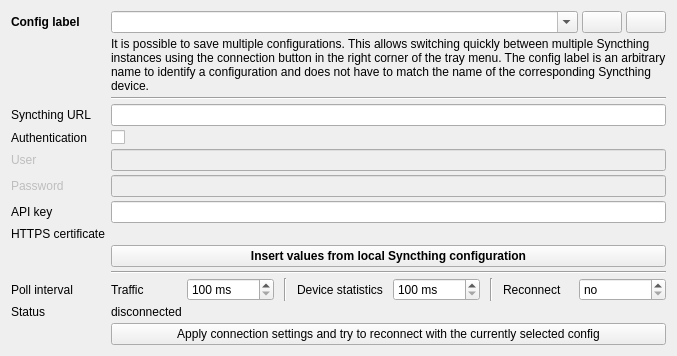
Old version of the form tray/gui/connectionoptionpage.ui in the repository Martchus/syncthingtray.
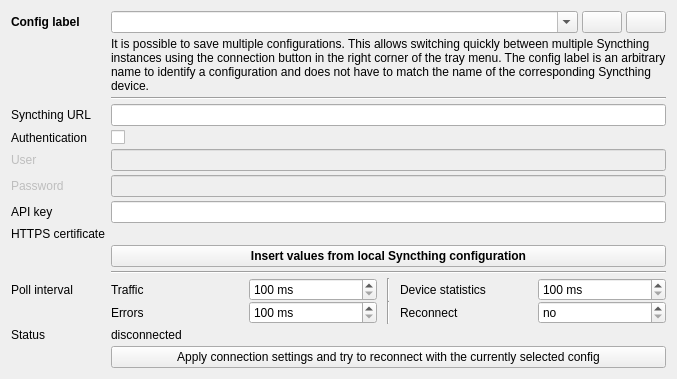
New version of the form. Icons and pictures are not drawn. Custom widgets are drawn as their Qt base class.

Commit message: Make error polling configurable

Patch:
```diff
--- a/tray/gui/connectionoptionpage.ui
+++ b/tray/gui/connectionoptionpage.ui
@@ -240,31 +240,6 @@
      </property>
     </widget>
    </item>
-   <item row="15" column="0">
-    <widget class="QLabel" name="statusTextLabel">
-     <property name="text">
-      <string>Status</string>
-     </property>
-    </widget>
-   </item>
-   <item row="15" column="1">
-    <widget class="QLabel" name="statusLabel">
-     <property name="text">
-      <string>disconnected</string>
-     </property>
-    </widget>
-   </item>
-   <item row="18" column="1">
-    <widget class="QPushButton" name="connectPushButton">
-     <property name="text">
-      <string>Apply connection settings and try to reconnect with the currently selected config</string>
-     </property>
-     <property name="icon">
-      <iconset theme="view-refresh" resource="../resources/icons.qrc">
-       <normaloff>:/icons/hicolor/scalable/actions/view-refresh.svg</normaloff>:/icons/hicolor/scalable/actions/view-refresh.svg</iconset>
-     </property>
-    </widget>
-   </item>
    <item row="13" column="0">
     <widget class="QLabel" name="pollLabel">
      <property name="text">
@@ -276,51 +251,54 @@
     </widget>
    </item>
    <item row="13" column="1">
-    <layout class="QHBoxLayout" name="pollHorizontalLayout">
-     <property name="spacing">
+    <layout class="QGridLayout" name="gridLayout">
+     <property name="horizontalSpacing">
       <number>10</number>
      </property>
-     <item>
+     <property name="verticalSpacing">
+      <number>0</number>
+     </property>
+     <item row="0" column="1">
+      <widget class="QSpinBox" name="pollTrafficSpinBox">
+       <property name="sizePolicy">
+        <sizepolicy hsizetype="Preferred" vsizetype="Fixed">
+         <horstretch>0</horstretch>
+         <verstretch>0</verstretch>
+        </sizepolicy>
+       </property>
+       <property name="suffix">
+        <string> ms</string>
+       </property>
+       <property name="minimum">
+        <number>100</number>
+       </property>
+       <property name="maximum">
+        <number>999999999</number>
+       </property>
+      </widget>
+     </item>
+     <item row="0" column="0">
       <widget class="QLabel" name="pollTrafficLabel">
        <property name="text">
         <string>Traffic</string>
        </property>
       </widget>
      </item>
-     <item>
-      <widget class="QSpinBox" name="pollTrafficSpinBox">
-       <property name="sizePolicy">
-        <sizepolicy hsizetype="Preferred" vsizetype="Fixed">
-         <horstretch>0</horstretch>
-         <verstretch>0</verstretch>
-        </sizepolicy>
-       </property>
-       <property name="suffix">
-        <string> ms</string>
-       </property>
-       <property name="minimum">
-        <number>100</number>
-       </property>
-       <property name="maximum">
-        <number>999999999</number>
-       </property>
-      </widget>
-     </item>
-     <item>
-      <widget class="Line" name="line3">
-       <property name="orientation">
-        <enum>Qt::Vertical</enum>
-       </property>
-      </widget>
-     </item>
-     <item>
+     <item row="0" column="3">
       <widget class="QLabel" name="pollDevStatsLabel">
        <property name="text">
         <string>Device statistics</string>
        </property>
       </widget>
      </item>
-     <item>
+     <item row="0" column="2">
+      <widget class="Line" name="line3">
+       <property name="orientation">
+        <enum>Qt::Vertical</enum>
+       </property>
+      </widget>
+     </item>
+     <item row="0" column="4">
       <widget class="QSpinBox" name="pollDevStatsSpinBox">
        <property name="sizePolicy">
         <sizepolicy hsizetype="Preferred" vsizetype="Fixed">
@@ -339,21 +317,40 @@
        </property>
       </widget>
      </item>
-     <item>
-      <widget class="Line" name="line">
-       <property name="orientation">
-        <enum>Qt::Vertical</enum>
+     <item row="1" column="0">
+      <widget class="QLabel" name="pollErrorsLabel">
+       <property name="text">
+        <string>Errors</string>
        </property>
       </widget>
      </item>
-     <item>
+     <item row="1" column="1">
+      <widget class="QSpinBox" name="pollErrorsSpinBox">
+       <property name="sizePolicy">
+        <sizepolicy hsizetype="Preferred" vsizetype="Fixed">
+         <horstretch>0</horstretch>
+         <verstretch>0</verstretch>
+        </sizepolicy>
+       </property>
+       <property name="suffix">
+        <string> ms</string>
+       </property>
+       <property name="minimum">
+        <number>100</number>
+       </property>
+       <property name="maximum">
+        <number>999999999</number>
+       </property>
+      </widget>
+     </item>
+     <item row="1" column="3">
       <widget class="QLabel" name="reconnectLabel">
        <property name="text">
         <string>Reconnect</string>
        </property>
       </widget>
      </item>
-     <item>
+     <item row="1" column="4">
       <widget class="QSpinBox" name="reconnectSpinBox">
        <property name="sizePolicy">
         <sizepolicy hsizetype="Preferred" vsizetype="Fixed">
@@ -372,15 +369,37 @@
        </property>
       </widget>
      </item>
+     <item row="1" column="2">
+      <widget class="Line" name="line">
+       <property name="orientation">
+        <enum>Qt::Vertical</enum>
+       </property>
+      </widget>
+     </item>
     </layout>
    </item>
-   <item row="1" column="0">
-    <widget class="QLabel" name="instanceNoteIcon">
-     <property name="minimumSize">
-      <size>
-       <width>32</width>
-       <height>32</height>
-      </size>
+   <item row="14" column="0">
+    <widget class="QLabel" name="statusTextLabel">
+     <property name="text">
+      <string>Status</string>
+     </property>
+    </widget>
+   </item>
+   <item row="14" column="1">
+    <widget class="QLabel" name="statusLabel">
+     <property name="text">
+      <string>disconnected</string>
+     </property>
+    </widget>
+   </item>
+   <item row="17" column="1">
+    <widget class="QPushButton" name="connectPushButton">
+     <property name="text">
+      <string>Apply connection settings and try to reconnect with the currently selected config</string>
+     </property>
+     <property name="icon">
+      <iconset theme="view-refresh" resource="../resources/icons.qrc">
+       <normaloff>:/icons/hicolor/scalable/actions/view-refresh.svg</normaloff>:/icons/hicolor/scalable/actions/view-refresh.svg</iconset>
      </property>
     </widget>
    </item>
```
Left out of the diff: 10 changed lines with no effect on the pictures. The commit also changes 7 other files.
